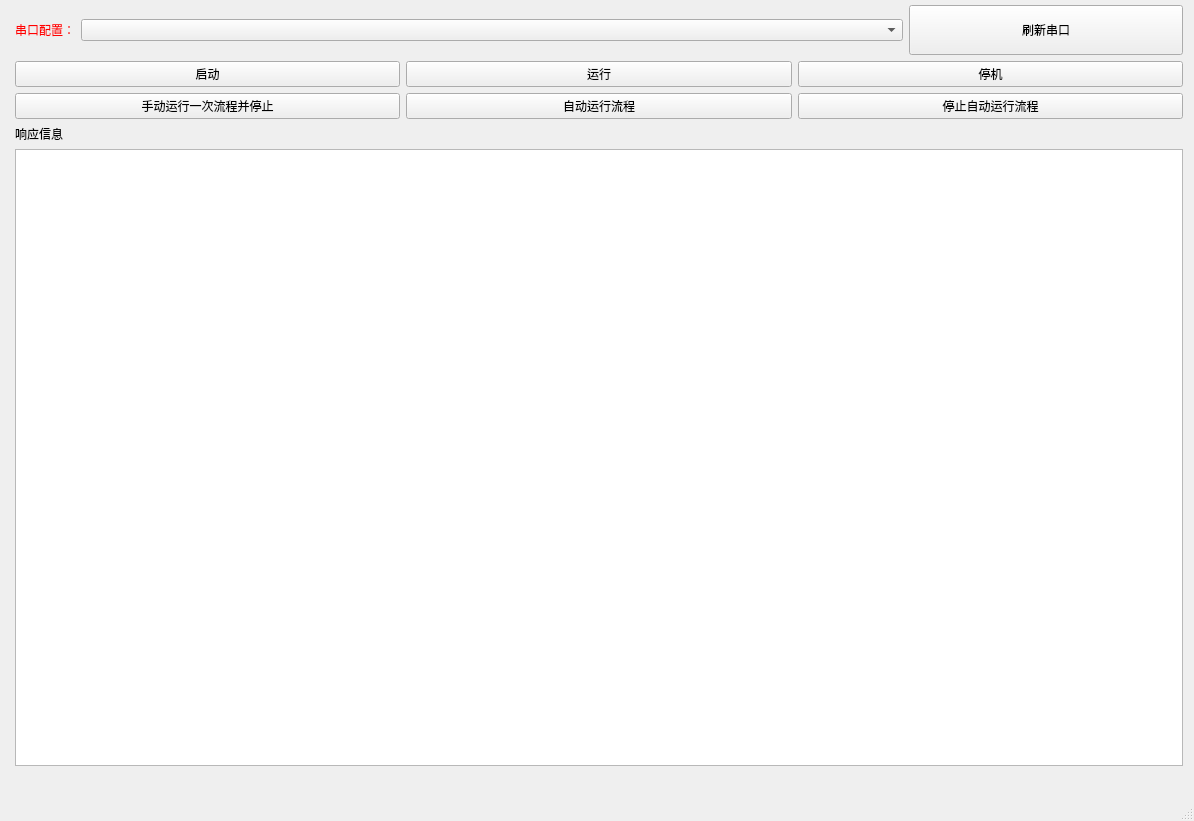
2950067210dqy/Animal_Project_Newly, file Module/UFC_UGC_ZOS_Test/ui/UFC_UGC_ZOS_window.ui: the form before one commit.
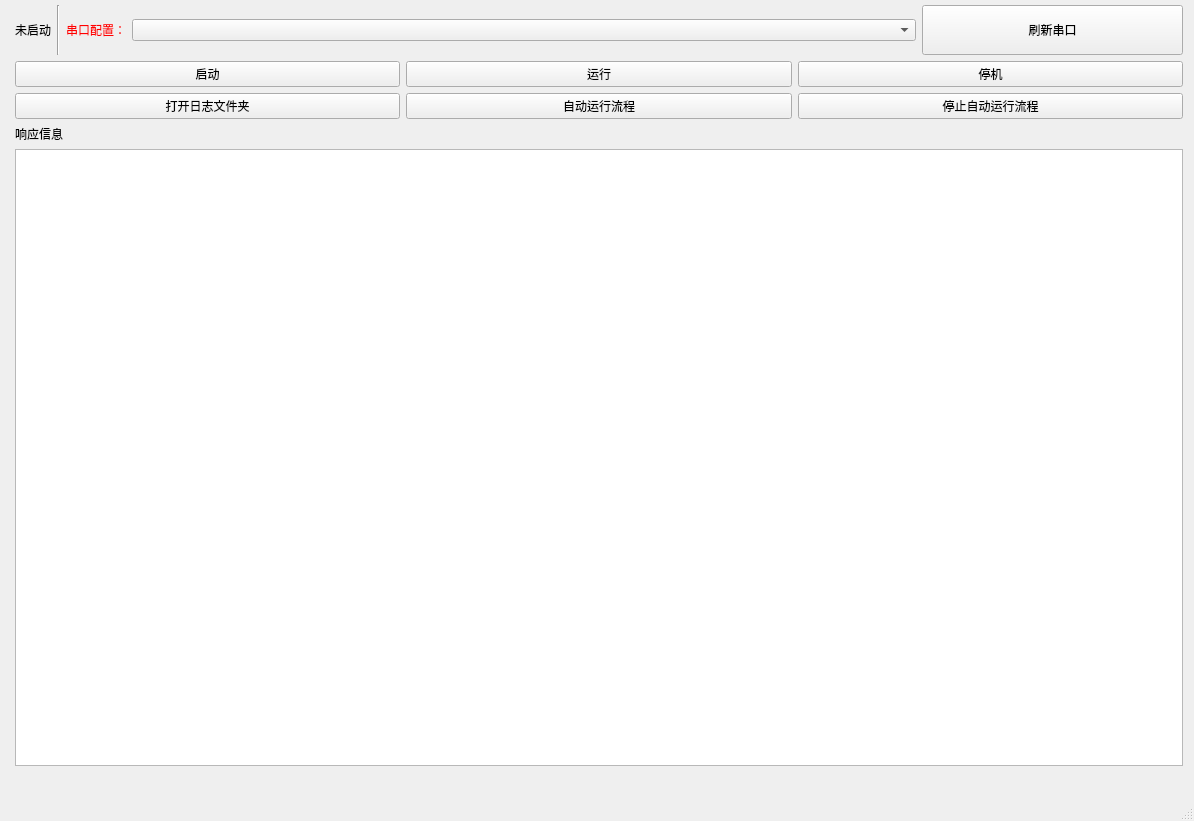
The form after the commit.

Commit message: 1.3 添加UFC_UGC_ZOS调试工具基本完成，没有数据记录，只有日志记录

```diff
--- a/Module/UFC_UGC_ZOS_Test/ui/UFC_UGC_ZOS_window.ui
+++ b/Module/UFC_UGC_ZOS_Test/ui/UFC_UGC_ZOS_window.ui
@@ -40,10 +40,24 @@
       <number>5</number>
      </property>
      <item>
-      <layout class="QHBoxLayout" name="horizontalLayout" stretch="0,3,1">
+      <layout class="QHBoxLayout" name="horizontalLayout" stretch="0,0,0,3,1">
        <property name="sizeConstraint">
         <enum>QLayout::SetMaximumSize</enum>
        </property>
+       <item>
+        <widget class="QLabel" name="state_label">
+         <property name="text">
+          <string>未启动</string>
+         </property>
+        </widget>
+       </item>
+       <item>
+        <widget class="Line" name="line">
+         <property name="orientation">
+          <enum>Qt::Vertical</enum>
+         </property>
+        </widget>
+       </item>
        <item>
         <widget class="QLabel" name="label_3">
          <property name="styleSheet">
@@ -114,7 +128,7 @@
        <item>
         <widget class="QPushButton" name="manual_btn">
          <property name="text">
-          <string>手动运行一次流程并停止</string>
+          <string>打开日志文件夹</string>
          </property>
         </widget>
        </item>
```
Left out of the diff: 2 changed lines with no effect on the pictures. The commit also changes 32 other files.
